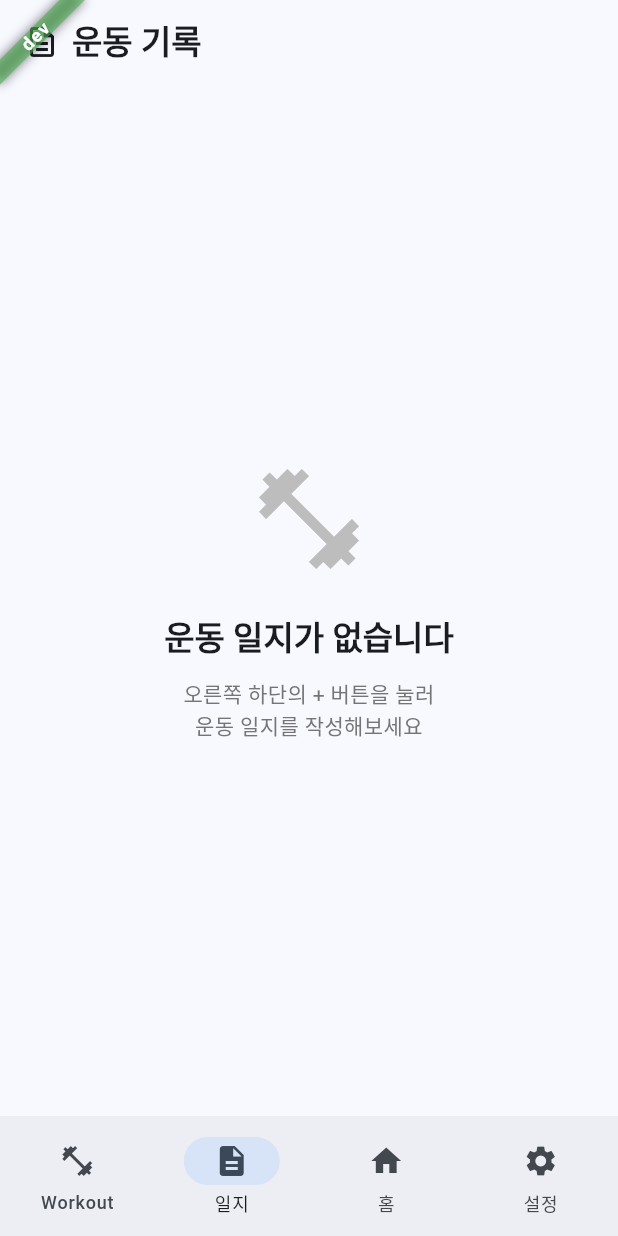
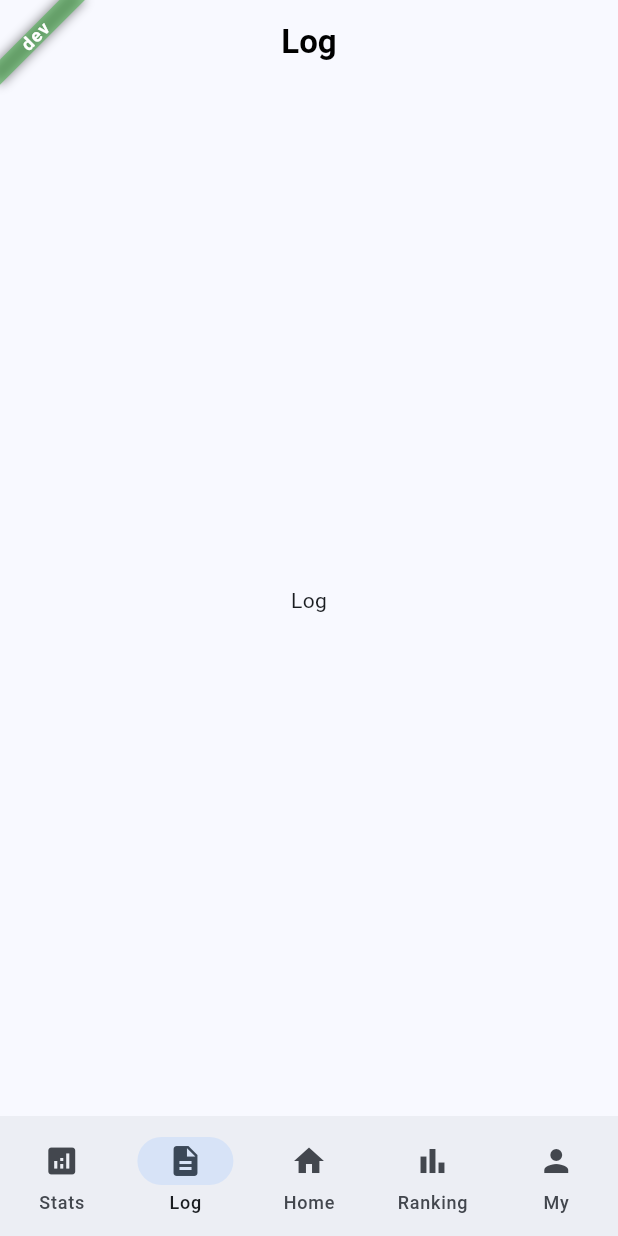
Before and after one commit to hyroxseouldev/clyr-mobile, a Flutter app: the screen it shows once a user with an empty profile is signed in, item 2 of the bottom bar chosen, on a phone screen of 412 x 824 dp. Run offline on Flutter 3.47's test engine with Material 3 defaults, Android fonts, the light colour scheme and no system bars; our stand-ins replace envied, flutter_form_builder, flutter_hooks, flutter_html, flutter_riverpod, flutter_secure_storage and 8 more; accounts and stored records are empty; generated files the repository leaves out were written again.

Commit message:
Add new routes for ranking, log, community, and stats; update navigation structure in MainNavigation widget

```diff
--- a/lib/src/core/router/router_path.dart
+++ b/lib/src/core/router/router_path.dart
@@ -1,9 +1,13 @@
 class RoutePaths {
   static const String splash = '/';
   static const String home = '/home';
+  static const String ranking = '/ranking';
+  static const String log = '/log';
+  static const String community = '/community';
   static const String login = '/login';
   static const String signup = '/signup';
   static const String workout = '/workout';
+  static const String stats = '/stats';
   static const String workoutStartDateSetup = '/workout/start-date-setup';
   static const String workoutProgramDetail = '/workout/program/:id';
   static const String workoutProgramLogCreate =
--- a/lib/src/core/router/router_provider.dart
+++ b/lib/src/core/router/router_provider.dart
@@ -4,12 +4,16 @@ import 'package:clyr_mobile/src/feature/auth/presentation/view/login_view.dart';
 import 'package:clyr_mobile/src/feature/auth/presentation/view/signup_view.dart';
 import 'package:clyr_mobile/src/feature/auth/presentation/view/splash_view.dart';
 import 'package:clyr_mobile/src/feature/auth/presentation/view/user_profile_view.dart';
+import 'package:clyr_mobile/src/feature/community/presentation/view/commnunity_view.dart';
 import 'package:clyr_mobile/src/feature/home/presentation/view/home_view.dart';
+import 'package:clyr_mobile/src/feature/log/presentation/view/log_view.dart';
+import 'package:clyr_mobile/src/feature/ranking/presentation/view/ranking_view.dart';
 import 'package:clyr_mobile/src/feature/settings/presentation/view/app_info_view.dart';
 import 'package:clyr_mobile/src/feature/settings/presentation/view/membership_view.dart';
 import 'package:clyr_mobile/src/feature/settings/presentation/view/purchase_history_view.dart';
 import 'package:clyr_mobile/src/feature/settings/presentation/view/terms_of_service_view.dart';
 import 'package:clyr_mobile/src/feature/settings/presentation/view/settings_view.dart';
+import 'package:clyr_mobile/src/feature/stats/presentation/view/stats_view.dart';
 import 'package:clyr_mobile/src/feature/workout/presentation/view/program_detail_view.dart';
 import 'package:clyr_mobile/src/feature/workout/presentation/view/workout_log_create_view.dart';
 import 'package:clyr_mobile/src/feature/workout/presentation/view/workout_log_detail_view.dart';
@@ -69,6 +73,23 @@ GoRouter router(Ref ref) {
             path: RoutePaths.home,
             builder: (context, state) => const HomeView(),
           ),
+          GoRoute(
+            path: RoutePaths.ranking,
+            builder: (context, state) => const RankingView(),
+          ),
+          GoRoute(
+            path: RoutePaths.log,
+            builder: (context, state) => const LogView(),
+          ),
+          GoRoute(
+            path: RoutePaths.community,
+            builder: (context, state) => const CommunityView(),
+          ),
+          GoRoute(
+            path: RoutePaths.stats,
+            builder: (context, state) => const StatsView(),
+          ),
+
           GoRoute(
             path: RoutePaths.workout,
             builder: (context, state) => const WorkoutView(),
@@ -188,7 +209,7 @@ GoRouter router(Ref ref) {
         if (location == RoutePaths.login ||
             location == RoutePaths.splash ||
             location == RoutePaths.signup) {
-          return RoutePaths.workout;
+          return RoutePaths.home;
         }
       }
 
--- /dev/null
+++ b/lib/src/feature/log/presentation/view/log_view.dart
@@ -0,0 +1,19 @@
+import 'package:flutter/material.dart';
+
+class LogView extends StatelessWidget {
+  const LogView({super.key});
+  static const String routeName = 'log';
+
+  @override
+  Widget build(BuildContext context) {
+    return Scaffold(
+      appBar: AppBar(
+        title: const Text(
+          'Log',
+          style: TextStyle(fontWeight: FontWeight.w600, color: Colors.black),
+        ),
+      ),
+      body: const Center(child: Text('Log')),
+    );
+  }
+}
--- /dev/null
+++ b/lib/src/feature/ranking/presentation/view/ranking_view.dart
@@ -0,0 +1,18 @@
+import 'package:flutter/material.dart';
+
+class RankingView extends StatelessWidget {
+  const RankingView({super.key});
+  static const String routeName = 'ranking';
+  @override
+  Widget build(BuildContext context) {
+    return Scaffold(
+      appBar: AppBar(
+        title: const Text(
+          'Ranking',
+          style: TextStyle(fontWeight: FontWeight.w600, color: Colors.black),
+        ),
+      ),
+      body: const Center(child: Text('Ranking')),
+    );
+  }
+}
--- /dev/null
+++ b/lib/src/feature/stats/presentation/view/stats_view.dart
@@ -0,0 +1,19 @@
+import 'package:flutter/material.dart';
+
+class StatsView extends StatelessWidget {
+  const StatsView({super.key});
+  static const String routeName = 'stats';
+
+  @override
+  Widget build(BuildContext context) {
+    return Scaffold(
+      appBar: AppBar(
+        title: const Text(
+          'Stats',
+          style: TextStyle(fontWeight: FontWeight.w600, color: Colors.black),
+        ),
+      ),
+      body: const Center(child: Text('Stats')),
+    );
+  }
+}
--- a/lib/src/shared/widgets/main_navigation.dart
+++ b/lib/src/shared/widgets/main_navigation.dart
@@ -1,6 +1,9 @@
 import 'package:flutter/material.dart';
 import 'package:go_router/go_router.dart';
 
+/**
+ * 랭킹 , 기록, 홈, 커뮤니티, MY  이렇게 다섯개 메뉴
+ */
 class MainNavigation extends StatelessWidget {
   const MainNavigation({super.key, required this.child});
 
@@ -10,34 +13,37 @@ class MainNavigation extends StatelessWidget {
   Widget build(BuildContext context) {
     final location = GoRouterState.of(context).uri.path;
     final currentIndex = switch (location) {
-      final p when p.startsWith('/workout/log') => 1,
+      final p when p.startsWith('/stats') => 0,
+      final p when p.startsWith('/log') => 1,
       final p when p.startsWith('/home') => 2,
-      final p when p.startsWith('/settings') => 3,
-      _ => 0,
+      final p when p.startsWith('/ranking') => 3,
+      final p when p.startsWith('/settings') => 4,
+      _ => 2,
     };
+
+    void onDestinationSelected(int index) {
+      final route = switch (index) {
+        0 => '/stats',
+        1 => '/log',
+        2 => '/home',
+        3 => '/ranking',
+        4 => '/settings',
+        _ => '/home',
+      };
+      context.go(route);
+    }
 
     return Scaffold(
       body: child,
       bottomNavigationBar: NavigationBar(
         selectedIndex: currentIndex,
-        onDestinationSelected: (index) {
-          final route = switch (index) {
-            0 => '/workout',
-            1 => '/workout/log',
-            2 => '/home',
-            3 => '/settings',
-            _ => '/workout',
-          };
-          context.go(route);
-        },
+        onDestinationSelected: onDestinationSelected,
         destinations: const [
-          NavigationDestination(
-            icon: Icon(Icons.fitness_center),
-            label: 'Workout',
-          ),
-          NavigationDestination(icon: Icon(Icons.description), label: '일지'),
-          NavigationDestination(icon: Icon(Icons.home), label: '홈'),
-          NavigationDestination(icon: Icon(Icons.settings), label: '설정'),
+          NavigationDestination(icon: Icon(Icons.analytics), label: 'Stats'),
+          NavigationDestination(icon: Icon(Icons.description), label: 'Log'),
+          NavigationDestination(icon: Icon(Icons.home), label: 'Home'),
+          NavigationDestination(icon: Icon(Icons.bar_chart), label: 'Ranking'),
+          NavigationDestination(icon: Icon(Icons.person), label: 'My'),
         ],
       ),
     );
```
Also changed, not shown: lib/src/feature/community/presentation/view/commnunity_view.dart (added, +19 -0 lines), lib/src/core/router/router_provider.g.dart.
